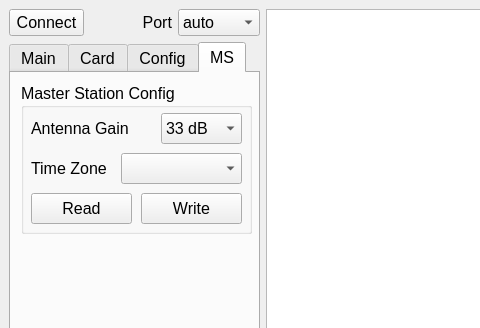
This is design.ui in sportiduino/SportiduinoPQ as Qt 5 draws it before an edit; both pictures show x 0 to 480 and y 0 to 328 of the 703 by 703 pixel window. The edited form follows.
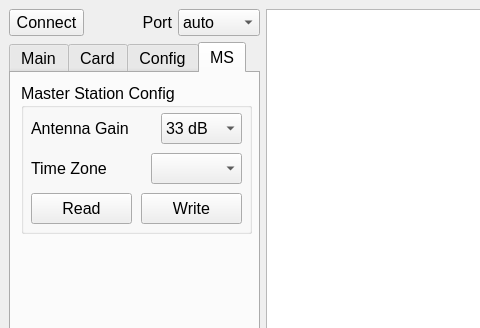
This is the edited form. The open tabs and pages were chosen to show the change.

Commit message: * Fix password saving between sessions * Improve GUI * Change version to 0.11.0

What changed in the file:
```diff
--- a/design.ui
+++ b/design.ui
@@ -1362,7 +1362,7 @@
               <rect>
                <x>10</x>
                <y>70</y>
-               <width>91</width>
+               <width>121</width>
                <height>31</height>
               </rect>
              </property>
@@ -1373,9 +1373,9 @@
             <widget class="QComboBox" name="cbTimeZone">
              <property name="geometry">
               <rect>
-               <x>100</x>
+               <x>130</x>
                <y>70</y>
-               <width>121</width>
+               <width>91</width>
                <height>31</height>
               </rect>
              </property>
```
Left out of the diff: 4 changed lines with no effect on the pictures. The commit also changes 6 other files.
